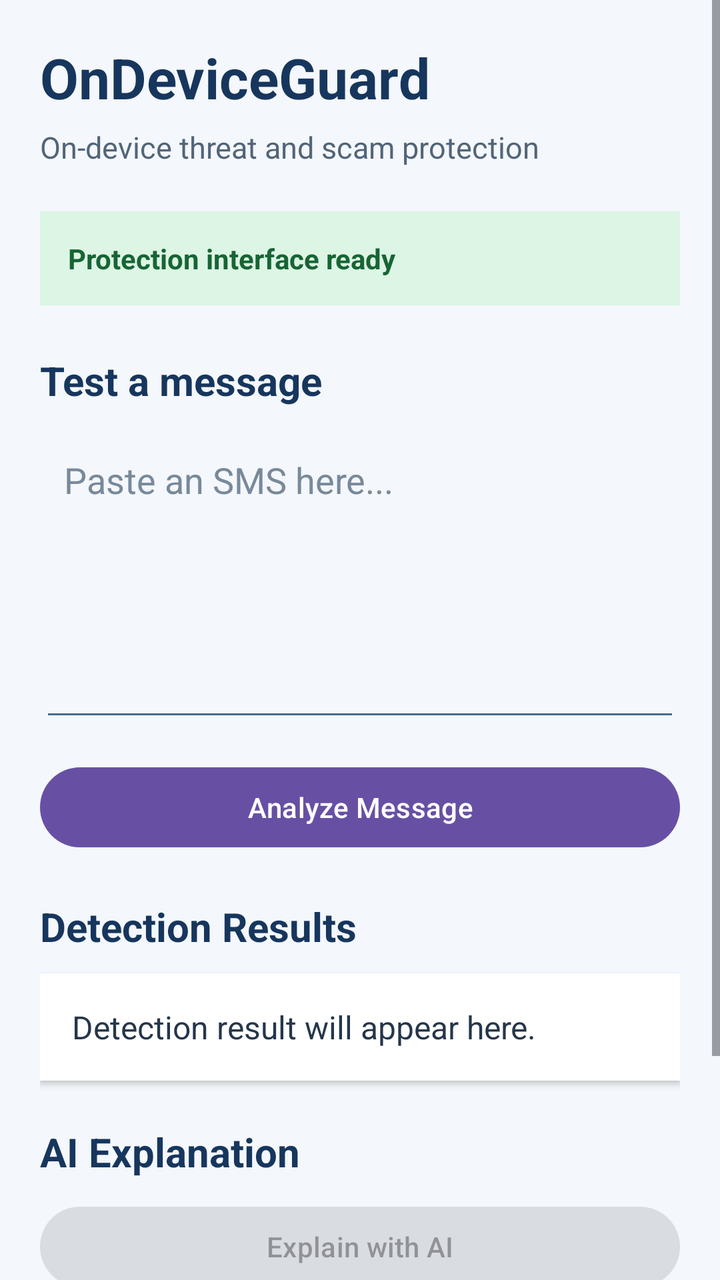
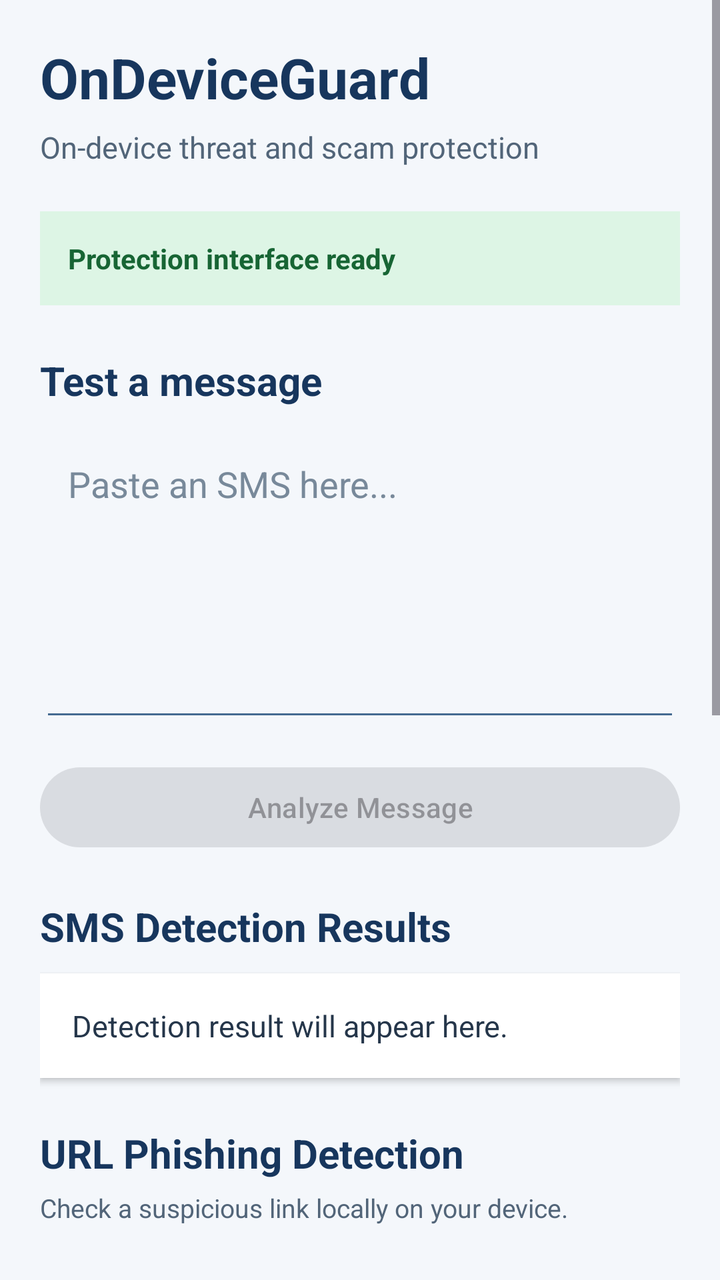

Screens rendered from an Android XML layout before and after an edit, with the pre-edit source and the edit as a unified diff.
<!-- AndroidManifest.xml: application theme Theme.OnDeviceGuard -->
<!-- res/layout/activity_main.xml -->
<?xml version="1.0" encoding="utf-8"?>
<ScrollView xmlns:android="http://schemas.android.com/apk/res/android"
    android:layout_width="match_parent"
    android:layout_height="match_parent"
    android:background="#F4F7FB"
    android:fillViewport="true">

    <LinearLayout
        android:layout_width="match_parent"
        android:layout_height="wrap_content"
        android:orientation="vertical"
        android:padding="20dp">

        <TextView
            android:layout_width="wrap_content"
            android:layout_height="wrap_content"
            android:text="@string/app_name"
            android:textColor="#17365D"
            android:textSize="28sp"
            android:textStyle="bold" />

        <TextView
            android:layout_width="match_parent"
            android:layout_height="wrap_content"
            android:layout_marginTop="6dp"
            android:text="@string/app_subtitle"
            android:textColor="#526579"
            android:textSize="15sp" />

        <TextView
            android:id="@+id/txtProtectionStatus"
            android:layout_width="match_parent"
            android:layout_height="wrap_content"
            android:layout_marginTop="22dp"
            android:background="#DDF5E5"
            android:padding="14dp"
            android:text="@string/protection_ready"
            android:textColor="#176534"
            android:textStyle="bold" />

        <TextView
            android:layout_width="match_parent"
            android:layout_height="wrap_content"
            android:layout_marginTop="24dp"
            android:text="@string/test_message_title"
            android:textColor="#17365D"
            android:textSize="20sp"
            android:textStyle="bold" />

        <EditText
            android:id="@+id/editMessage"
            android:layout_width="match_parent"
            android:layout_height="150dp"
            android:layout_marginTop="12dp"
            android:autofillHints=""
            android:backgroundTint="#456B91"
            android:gravity="top|start"
            android:hint="@string/message_hint"
            android:inputType="textMultiLine|textCapSentences"
            android:padding="12dp"
            android:textColor="#172B3A"
            android:textColorHint="#78899A" />

        <Button
            android:id="@+id/btnAnalyze"
            android:layout_width="match_parent"
            android:layout_height="wrap_content"
            android:layout_marginTop="14dp"
            android:text="@string/analyze_message" />

        <TextView
            android:layout_width="match_parent"
            android:layout_height="wrap_content"
            android:layout_marginTop="22dp"
            android:text="Detection Results"
            android:textColor="#17365D"
            android:textSize="20sp"
            android:textStyle="bold" />

        <TextView
            android:id="@+id/txtDetectionResult"
            android:layout_width="match_parent"
            android:layout_height="wrap_content"
            android:layout_marginTop="10dp"
            android:background="#FFFFFF"
            android:elevation="2dp"
            android:padding="16dp"
            android:text="@string/detection_placeholder"
            android:textColor="#25364A"
            android:textSize="16sp"
            android:lineSpacingExtra="4dp" />

        <TextView
            android:layout_width="match_parent"
            android:layout_height="wrap_content"
            android:layout_marginTop="22dp"
            android:text="AI Explanation"
            android:textColor="#17365D"
            android:textSize="20sp"
            android:textStyle="bold" />

        <Button
            android:id="@+id/btnExplain"
            android:layout_width="match_parent"
            android:layout_height="wrap_content"
            android:layout_marginTop="10dp"
            android:enabled="false"
            android:text="@string/explain_with_ai" />

        <ProgressBar
            android:id="@+id/progressBar"
            style="?android:attr/progressBarStyleHorizontal"
            android:layout_width="match_parent"
            android:layout_height="wrap_content"
            android:layout_marginTop="12dp"
            android:indeterminate="true"
            android:visibility="gone" />

        <TextView
            android:id="@+id/txtExplanation"
            android:layout_width="match_parent"
            android:layout_height="wrap_content"
            android:layout_marginTop="12dp"
            android:background="#E7EDF7"
            android:padding="16dp"
            android:text="@string/explanation_placeholder"
            android:textColor="#25364A"
            android:textSize="15sp"
            android:lineSpacingExtra="3dp" />

        <TextView
            android:layout_width="match_parent"
            android:layout_height="wrap_content"
            android:layout_marginTop="20dp"
            android:gravity="center"
            android:text="OnDeviceGuard • On-device SMS analysis"
            android:textColor="#78899A"
            android:textSize="12sp"
            android:paddingBottom="8dp" />

    </LinearLayout>

</ScrollView>
<!-- resources referenced by this layout -->
<resources>
  <string name="analyze_message">Analyze Message</string>
  <string name="app_name">OnDeviceGuard</string>
  <string name="app_subtitle">On-device threat and scam protection</string>
  <string name="detection_placeholder">Detection result will appear here.</string>
  <string name="explain_with_ai">Explain with AI</string>
  <string name="explanation_placeholder">The AI explanation will appear here.</string>
  <string name="message_hint">Paste an SMS here...</string>
  <string name="protection_ready">Protection interface ready</string>
  <string name="test_message_title">Test a message</string>
  <style name="Theme.OnDeviceGuard" parent="Base.Theme.OnDeviceGuard" />
  <style name="Base.Theme.OnDeviceGuard" parent="Theme.Material3.DayNight.NoActionBar">
          
          
      </style>
</resources>

<!-- the commit's change to res/layout/activity_main.xml (unified diff, before → after) -->
@@ -3,7 +3,8 @@
     android:layout_width="match_parent"
     android:layout_height="match_parent"
     android:background="#F4F7FB"
-    android:fillViewport="true">
+    android:fillViewport="true"
+    android:overScrollMode="never">
 
     <LinearLayout
         android:layout_width="match_parent"
@@ -36,6 +37,7 @@
             android:padding="14dp"
             android:text="@string/protection_ready"
             android:textColor="#176534"
+            android:textSize="14sp"
             android:textStyle="bold" />
 
         <TextView
@@ -52,12 +54,11 @@
             android:layout_width="match_parent"
             android:layout_height="150dp"
             android:layout_marginTop="12dp"
-            android:autofillHints=""
             android:backgroundTint="#456B91"
             android:gravity="top|start"
             android:hint="@string/message_hint"
             android:inputType="textMultiLine|textCapSentences"
-            android:padding="12dp"
+            android:padding="14dp"
             android:textColor="#172B3A"
             android:textColorHint="#78899A" />
 
@@ -66,13 +67,14 @@
             android:layout_width="match_parent"
             android:layout_height="wrap_content"
             android:layout_marginTop="14dp"
+            android:enabled="false"
             android:text="@string/analyze_message" />
 
         <TextView
             android:layout_width="match_parent"
             android:layout_height="wrap_content"
             android:layout_marginTop="22dp"
-            android:text="Detection Results"
+            android:text="SMS Detection Results"
             android:textColor="#17365D"
             android:textSize="20sp"
             android:textStyle="bold" />
@@ -87,17 +89,84 @@
             android:padding="16dp"
             android:text="@string/detection_placeholder"
             android:textColor="#25364A"
-            android:textSize="16sp"
-            android:lineSpacingExtra="4dp" />
-
-        <TextView
-            android:layout_width="match_parent"
-            android:layout_height="wrap_content"
-            android:layout_marginTop="22dp"
+            android:textSize="15sp"
+            android:lineSpacingExtra="4dp"
+            android:textIsSelectable="true" />
+
+        <TextView
+            android:layout_width="match_parent"
+            android:layout_height="wrap_content"
+            android:layout_marginTop="24dp"
+            android:text="URL Phishing Detection"
+            android:textColor="#17365D"
+            android:textSize="20sp"
+            android:textStyle="bold" />
+
+        <TextView
+            android:layout_width="match_parent"
+            android:layout_height="wrap_content"
+            android:layout_marginTop="5dp"
+            android:text="Check a suspicious link locally on your device."
+            android:textColor="#526579"
+            android:textSize="13sp" />
+
+        <EditText
+            android:id="@+id/editUrl"
+            android:layout_width="match_parent"
+            android:layout_height="wrap_content"
+            android:layout_marginTop="12dp"
+            android:backgroundTint="#456B91"
+            android:hint="https://example.com"
+            android:inputType="textUri"
+            android:padding="14dp"
+            android:singleLine="true"
+            android:textColor="#172B3A"
+            android:textColorHint="#78899A" />
+
+        <Button
+            android:id="@+id/btnScanUrl"
+            android:layout_width="match_parent"
+            android:layout_height="wrap_content"
+            android:layout_marginTop="12dp"
+            android:text="Scan URL" />
+
+        <TextView
+            android:id="@+id/txtUrlResult"
+            android:layout_width="match_parent"
+            android:layout_height="wrap_content"
+            android:layout_marginTop="12dp"
+            android:background="#FFFFFF"
+            android:elevation="2dp"
+            android:padding="16dp"
+            android:text="URL scan results will appear here."
+            android:textColor="#25364A"
+            android:textSize="15sp"
+            android:lineSpacingExtra="4dp"
+            android:textIsSelectable="true" />
+
+        <TextView
+            android:layout_width="match_parent"
+            android:layout_height="wrap_content"
+            android:layout_marginTop="24dp"
             android:text="AI Explanation"
             android:textColor="#17365D"
             android:textSize="20sp"
             android:textStyle="bold" />
+
+        <TextView
+            android:layout_width="match_parent"
+            android:layout_height="wrap_content"
+            android:layout_marginTop="5dp"
+            android:text="Use the local Llama model to explain SMS classification results."
+            android:textColor="#526579"
+            android:textSize="13sp" />
+
+        <Button
+            android:id="@+id/btnImportLlama"
+            android:layout_width="match_parent"
+            android:layout_height="wrap_content"
+            android:layout_marginTop="12dp"
+            android:text="Import Llama Model and Tokenizer" />
 
         <Button
             android:id="@+id/btnExplain"
@@ -112,7 +181,7 @@
             style="?android:attr/progressBarStyleHorizontal"
             android:layout_width="match_parent"
             android:layout_height="wrap_content"
-            android:layout_marginTop="12dp"
+            android:layout_marginTop="14dp"
             android:indeterminate="true"
             android:visibility="gone" />
 
@@ -126,17 +195,18 @@
             android:text="@string/explanation_placeholder"
             android:textColor="#25364A"
             android:textSize="15sp"
-            android:lineSpacingExtra="3dp" />
-
-        <TextView
-            android:layout_width="match_parent"
-            android:layout_height="wrap_content"
-            android:layout_marginTop="20dp"
+            android:lineSpacingExtra="4dp"
+            android:textIsSelectable="true" />
+
+        <TextView
+            android:layout_width="match_parent"
+            android:layout_height="wrap_content"
+            android:layout_marginTop="24dp"
             android:gravity="center"
-            android:text="OnDeviceGuard • On-device SMS analysis"
+            android:paddingBottom="12dp"
+            android:text="OnDeviceGuard | SMS and URL Protection"
             android:textColor="#78899A"
-            android:textSize="12sp"
-            android:paddingBottom="8dp" />
+            android:textSize="12sp" />
 
     </LinearLayout>
 
